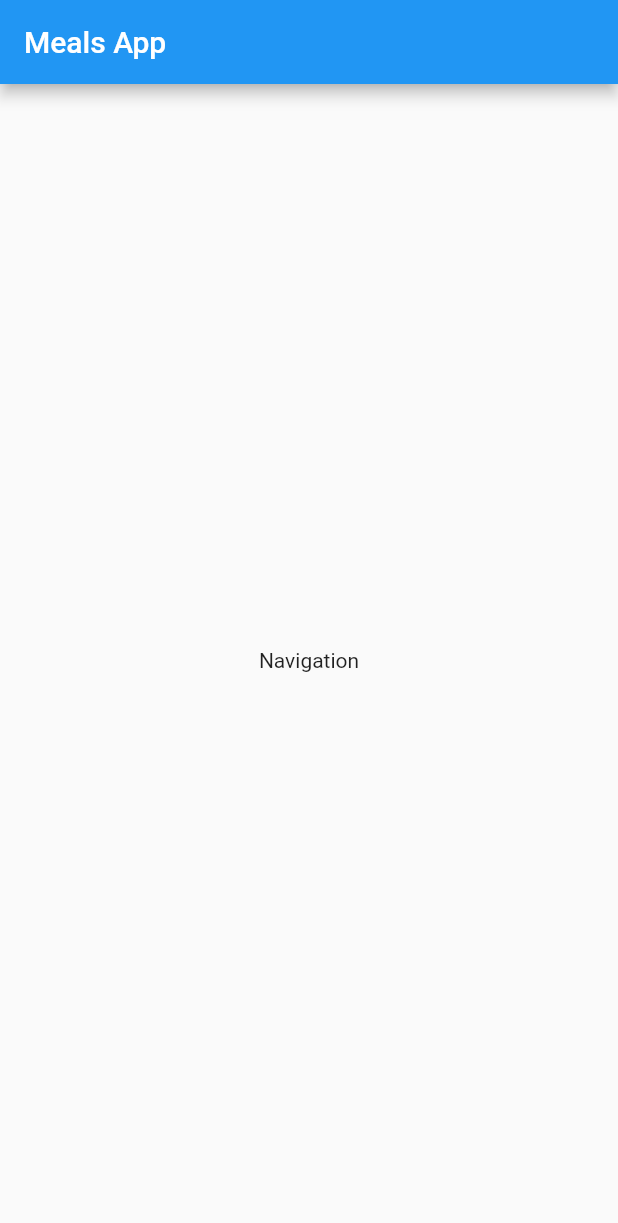
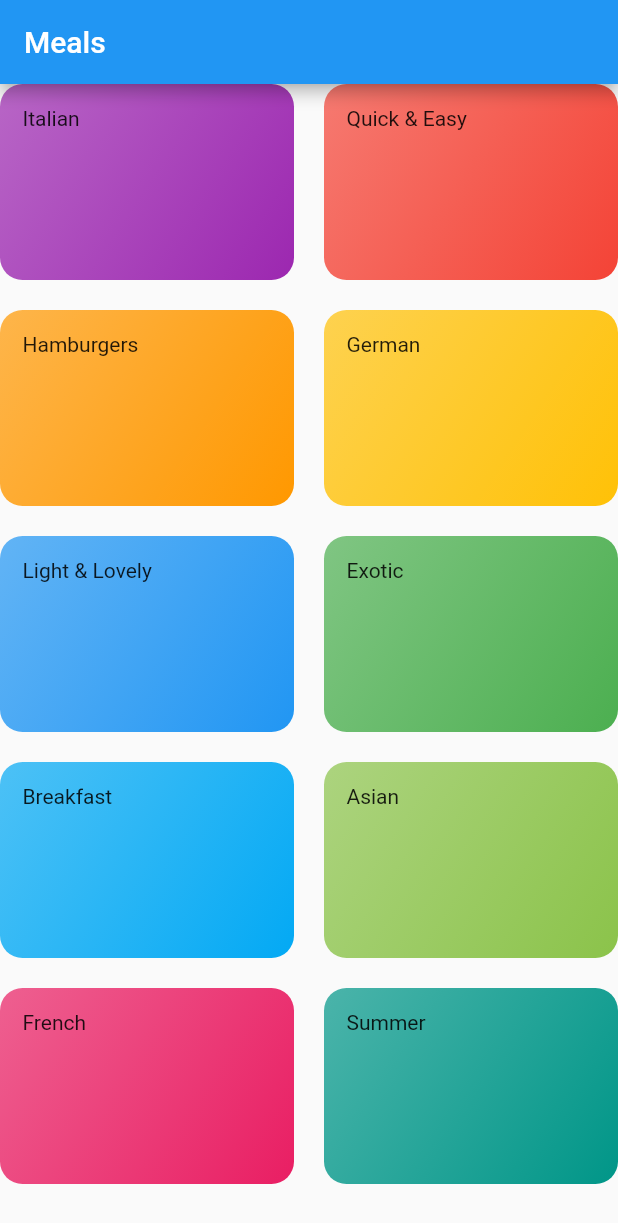
Before and after one commit to TomekLesniak/MealsApp, a Flutter app: the screen it shows after launch, on a phone screen of 412 x 824 dp. Shown: the top 1223 px of the screen. Run offline on Flutter 3.47's test engine with Material 2 defaults, Android fonts, the phone set to English and light mode, and no system bars.

Commit message:
Basic data

```diff
--- a/lib/main.dart
+++ b/lib/main.dart
@@ -1,4 +1,6 @@
 import 'package:flutter/material.dart';
+
+import './widgets/categories_screen.dart';
 
 void main() {
   runApp(MyApp());
@@ -12,26 +14,7 @@ class MyApp extends StatelessWidget {
       theme: ThemeData(
         primarySwatch: Colors.blue,
       ),
-      home: MyHomePage(),
+      home: CategoriesScreen(),
     );
   }
 }
-
-class MyHomePage extends StatefulWidget {
-  @override
-  _MyHomePageState createState() => _MyHomePageState();
-}
-
-class _MyHomePageState extends State<MyHomePage> {
-  @override
-  Widget build(BuildContext context) {
-    return Scaffold(
-      appBar: AppBar(
-        title: Text('Meals App'),
-      ),
-      body: Center(
-        child: Text('Navigation'),
-      ),
-    );
-  }
-}
--- /dev/null
+++ b/lib/models/category.dart
@@ -0,0 +1,10 @@
+import 'package:flutter/material.dart';
+
+class Category {
+  final String id;
+  final String title;
+  final Color color;
+
+  const Category(
+      {@required this.id, @required this.title, this.color = Colors.orange});
+}
--- a/lib/widgets/categories_screen.dart
+++ b/lib/widgets/categories_screen.dart
@@ -0,0 +1,25 @@
+import 'package:MealsApp/widgets/category_item.dart';
+import 'package:flutter/material.dart';
+
+import '../widgets/dummy_data.dart';
+
+class CategoriesScreen extends StatelessWidget {
+  @override
+  Widget build(BuildContext context) {
+    return Scaffold(
+      appBar: AppBar(
+        title: const Text('Meals'),
+      ),
+      body: GridView(
+        children: DUMMY_CATEGORIES.map((categoryData) {
+          return CategoryItem(categoryData.title, categoryData.color);
+        }).toList(),
+        gridDelegate: SliverGridDelegateWithMaxCrossAxisExtent(
+            maxCrossAxisExtent: 200,
+            childAspectRatio: 3 / 2,
+            crossAxisSpacing: 20,
+            mainAxisSpacing: 20),
+      ),
+    );
+  }
+}
--- /dev/null
+++ b/lib/widgets/category_item.dart
@@ -0,0 +1,24 @@
+import 'package:MealsApp/models/category.dart';
+import 'package:flutter/material.dart';
+
+class CategoryItem extends StatelessWidget {
+  final String title;
+  final Color color;
+
+  CategoryItem(this.title, this.color);
+
+  @override
+  Widget build(BuildContext context) {
+    return Container(
+      padding: const EdgeInsets.all(15),
+      child: Text(title),
+      decoration: BoxDecoration(
+        gradient: LinearGradient(
+            colors: [color.withOpacity(0.7), color],
+            begin: Alignment.topLeft,
+            end: Alignment.bottomRight),
+        borderRadius: BorderRadius.circular(15),
+      ),
+    );
+  }
+}
--- /dev/null
+++ b/lib/widgets/dummy_data.dart
@@ -0,0 +1,56 @@
+import 'package:flutter/material.dart';
+
+import '../models/category.dart';
+
+const DUMMY_CATEGORIES = const [
+  Category(
+    id: 'c1',
+    title: 'Italian',
+    color: Colors.purple,
+  ),
+  Category(
+    id: 'c2',
+    title: 'Quick & Easy',
+    color: Colors.red,
+  ),
+  Category(
+    id: 'c3',
+    title: 'Hamburgers',
+    color: Colors.orange,
+  ),
+  Category(
+    id: 'c4',
+    title: 'German',
+    color: Colors.amber,
+  ),
+  Category(
+    id: 'c5',
+    title: 'Light & Lovely',
+    color: Colors.blue,
+  ),
+  Category(
+    id: 'c6',
+    title: 'Exotic',
+    color: Colors.green,
+  ),
+  Category(
+    id: 'c7',
+    title: 'Breakfast',
+    color: Colors.lightBlue,
+  ),
+  Category(
+    id: 'c8',
+    title: 'Asian',
+    color: Colors.lightGreen,
+  ),
+  Category(
+    id: 'c9',
+    title: 'French',
+    color: Colors.pink,
+  ),
+  Category(
+    id: 'c10',
+    title: 'Summer',
+    color: Colors.teal,
+  ),
+];
```
